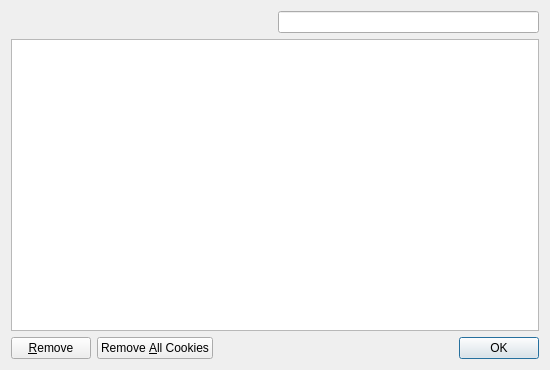
Qt form src/cookies.ui (KDE/rekonq) before a commit.
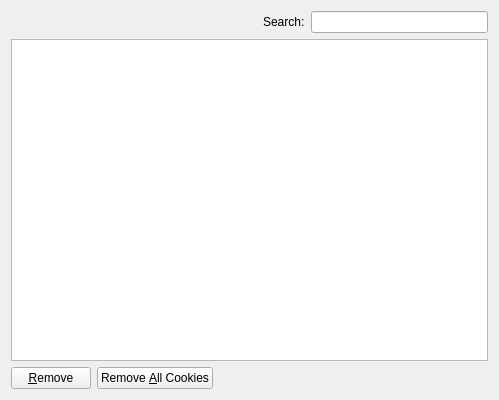
The same form after that commit. Custom widgets are drawn as their Qt base class.

Commit message: 1st commit on cookie branch. Refactoring Ui classes

Patch:
```diff
--- a/src/cookies.ui
+++ b/src/cookies.ui
@@ -1,24 +1,29 @@
 <?xml version="1.0" encoding="UTF-8"?>
 <ui version="4.0">
- <class>CookiesDialog</class>
- <widget class="QDialog" name="CookiesDialog">
+ <class>CookiesWidget</class>
+ <widget class="QWidget" name="Cookies">
   <property name="geometry">
    <rect>
     <x>0</x>
     <y>0</y>
-    <width>550</width>
-    <height>370</height>
+    <width>499</width>
+    <height>400</height>
    </rect>
   </property>
   <property name="windowTitle">
    <string>Cookies</string>
   </property>
-  <layout class="QGridLayout">
-   <item row="0" column="0">
+  <layout class="QVBoxLayout" name="verticalLayout">
+   <item>
+    <layout class="QHBoxLayout" name="horizontalLayout">
+     <item>
     <spacer>
      <property name="orientation">
       <enum>Qt::Horizontal</enum>
      </property>
+       <property name="sizeType">
+        <enum>QSizePolicy::Minimum</enum>
+       </property>
      <property name="sizeHint" stdset="0">
       <size>
        <width>252</width>
@@ -27,13 +32,28 @@
      </property>
     </spacer>
    </item>
-   <item row="0" column="1">
+     <item>
+      <widget class="QLabel" name="label">
+       <property name="sizePolicy">
+        <sizepolicy hsizetype="Minimum" vsizetype="Preferred">
+         <horstretch>0</horstretch>
+         <verstretch>0</verstretch>
+        </sizepolicy>
+       </property>
+       <property name="text">
+        <string>Search:</string>
+       </property>
+      </widget>
+     </item>
+     <item>
     <widget class="KLineEdit" name="search"/>
    </item>
-   <item row="1" column="0" colspan="2">
+    </layout>
+   </item>
+   <item>
     <widget class="EditTableView" name="cookiesTable"/>
    </item>
-   <item row="2" column="0" colspan="2">
+   <item>
     <layout class="QHBoxLayout">
      <item>
       <widget class="QPushButton" name="removeButton">
@@ -62,13 +82,6 @@
        </property>
       </spacer>
      </item>
-     <item>
-      <widget class="QDialogButtonBox" name="buttonBox">
-       <property name="standardButtons">
-        <set>QDialogButtonBox::Ok</set>
-       </property>
-      </widget>
-     </item>
     </layout>
    </item>
   </layout>
```
Left out of the diff: 21 changed lines with no effect on the pictures. Lines whose indentation alone changed are shown as unchanged. The commit also changes 7 other files.
